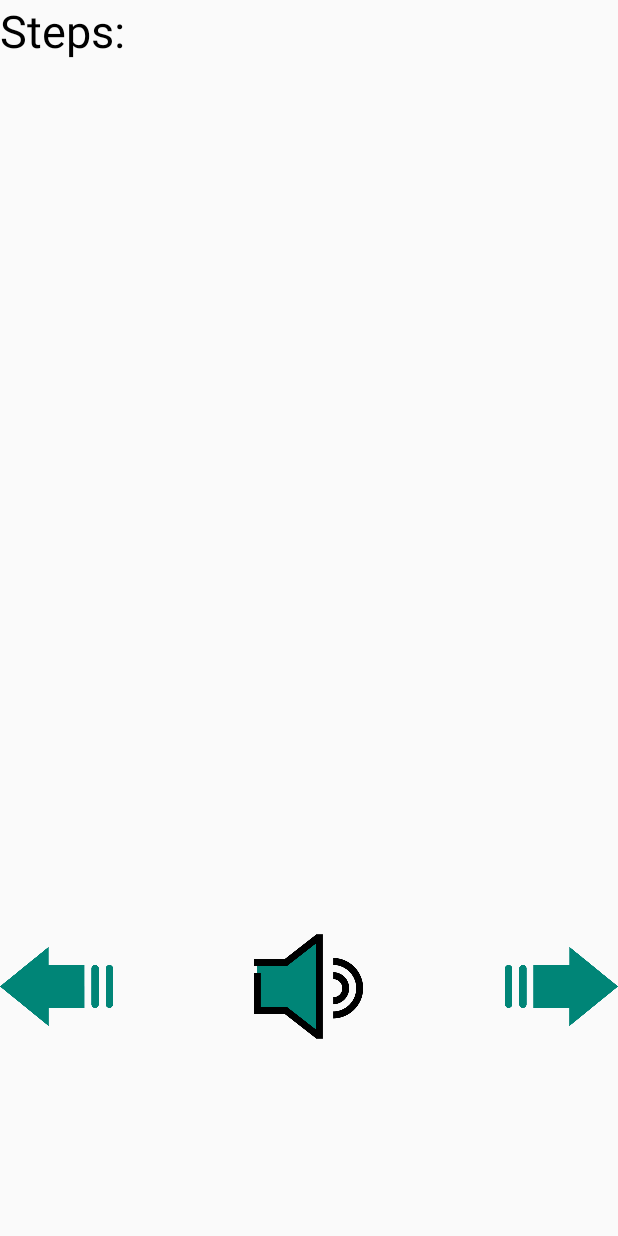
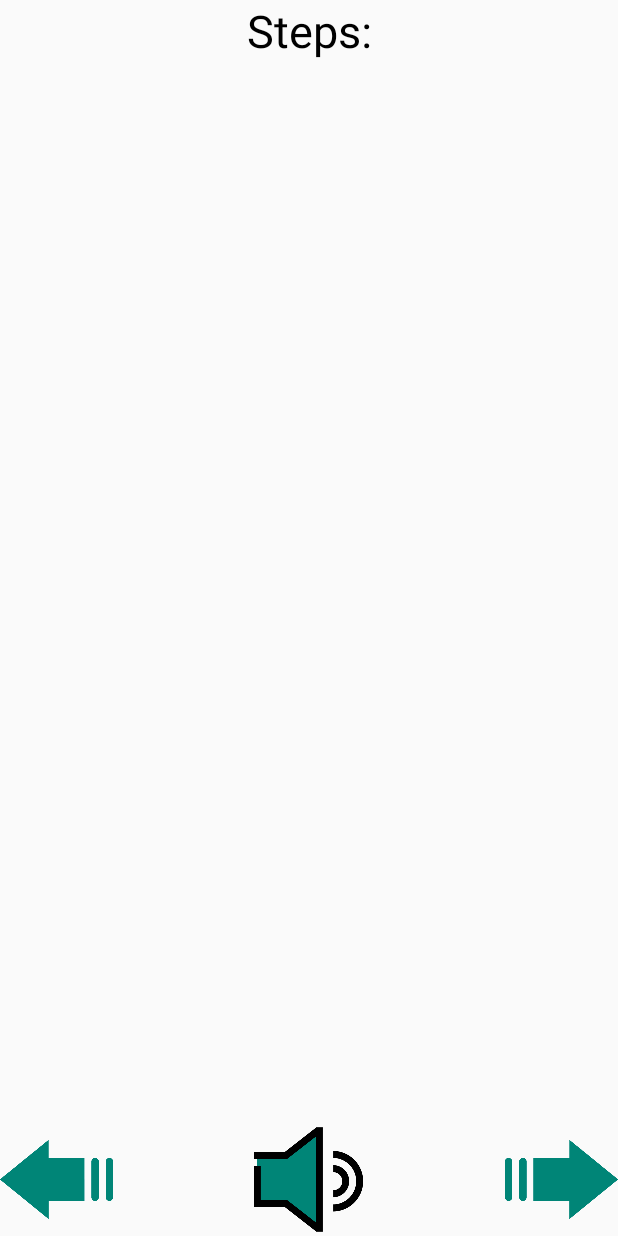
Before and after one commit to Mivinguy/DigitalCookbook, an Android app: the layout back_recipe.xml on its own in the app's theme, with its tools: preview values and no code run, on a phone screen of 412 x 824 dp. Run offline under Robolectric (Android 15) with nearby library versions, the phone set to English and light mode, and no system bars.

Commit message:
Fixed broken scaling

```diff
--- a/app/src/main/res/layout/back_recipe.xml
+++ b/app/src/main/res/layout/back_recipe.xml
@@ -8,31 +8,32 @@
     <LinearLayout
         android:orientation="vertical"
         android:layout_width="match_parent"
-        android:layout_height="wrap_content"
+        android:layout_height="match_parent"
 
         >
         <TextView
             android:id="@+id/stepsHeader"
             android:layout_width="match_parent"
-            android:layout_height="40dp"
-            android:gravity="top"
-            android:textSize="30dp"
+            android:layout_height="wrap_content"
+            android:gravity="top|center"
+            android:textSize="30sp"
             android:text="Steps:"
             android:textColor="#000000"/>
         <TextView
             android:id="@+id/stepsList"
             android:layout_width="match_parent"
-            android:layout_height="580dp"
+            android:layout_height="0dp"
+            android:layout_weight = "1"
             android:gravity="center"
             android:autoSizeTextType="uniform"
-            android:autoSizeMinTextSize="10sp"
-            android:autoSizeMaxTextSize="20sp"
+            android:autoSizeMinTextSize="6sp"
+            android:autoSizeMaxTextSize="30sp"
             android:text=""
             android:textColor="#000000"/>
 
-        <FrameLayout xmlns:android="http://schemas.android.com/apk/res/android"
+        <FrameLayout
             android:layout_width="match_parent"
-            android:layout_height="match_parent"
+            android:layout_height="wrap_content"
             android:orientation="vertical">
             <Button
                 android:id="@+id/readThisStep"
```
Also changed, not shown: app/src/main/res/layout/front_recipe.xml (+8 -7 lines).
